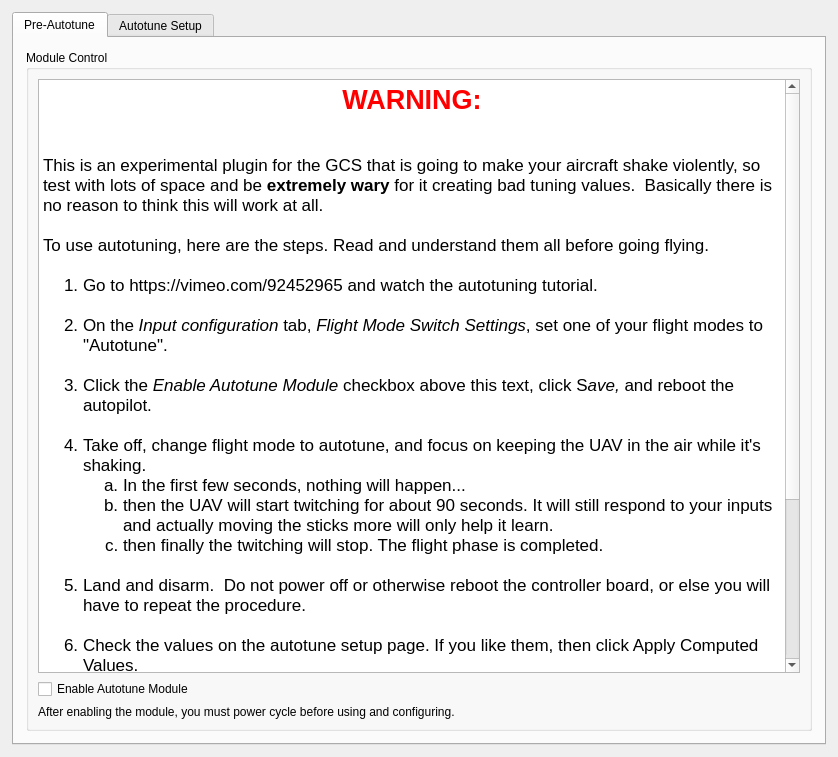
Qt form ground/gcs/src/plugins/config/autotune.ui (TauLabs/TauLabs) before a commit.
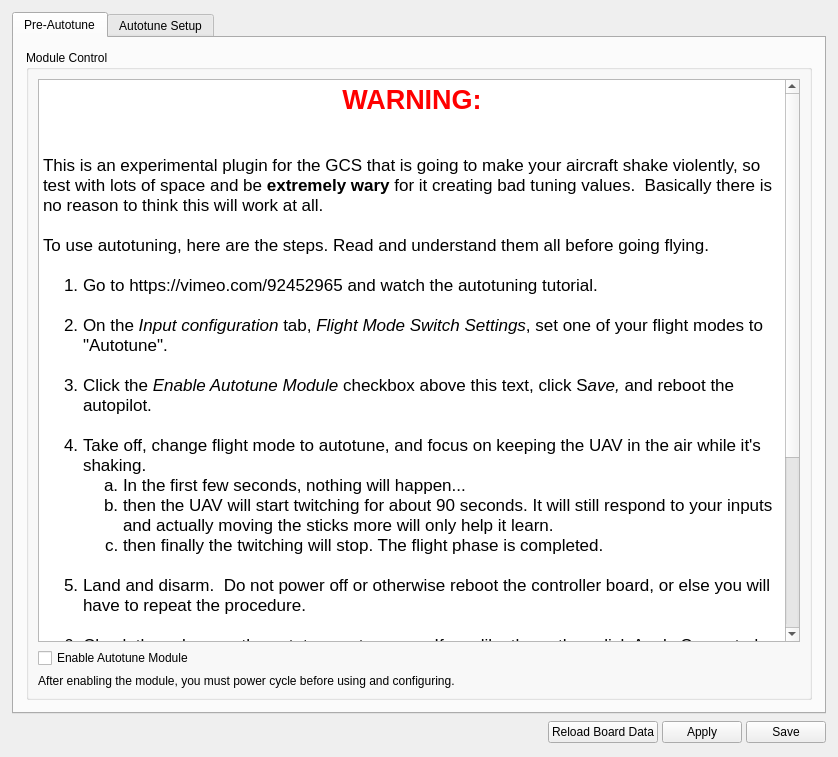
The same form after that commit.

Commit message:
Ground/Autotune: bring back the save button
This allows enabling the module. Not sure how it got dropped.

Patch:
```diff
--- a/ground/gcs/src/plugins/config/autotune.ui
+++ b/ground/gcs/src/plugins/config/autotune.ui
@@ -723,6 +723,103 @@
      </widget>
     </widget>
    </item>
+   <item>
+    <layout class="QHBoxLayout" name="horizontalLayout">
+     <property name="spacing">
+      <number>4</number>
+     </property>
+     <item>
+      <spacer name="horizontalSpacer_3">
+       <property name="orientation">
+        <enum>Qt::Horizontal</enum>
+       </property>
+       <property name="sizeType">
+        <enum>QSizePolicy::Expanding</enum>
+       </property>
+       <property name="sizeHint" stdset="0">
+        <size>
+         <width>13</width>
+         <height>25</height>
+        </size>
+       </property>
+      </spacer>
+     </item>
+     <item>
+      <widget class="QPushButton" name="stabilizationReloadBoardData_6">
+       <property name="minimumSize">
+        <size>
+         <width>0</width>
+         <height>0</height>
+        </size>
+       </property>
+       <property name="toolTip">
+        <string>Reloads the saved settings into GCS. Useful if you have accidentally changed some settings.</string>
+       </property>
+       <property name="styleSheet">
+        <string notr="true"/>
+       </property>
+       <property name="text">
+        <string>Reload Board Data</string>
+       </property>
+       <property name="objrelation" stdset="0">
+        <stringlist>
+         <string>button:reload</string>
+         <string>buttongroup:10</string>
+        </stringlist>
+       </property>
+      </widget>
+     </item>
+     <item>
+      <widget class="QPushButton" name="saveStabilizationToRAM_6">
+       <property name="minimumSize">
+        <size>
+         <width>0</width>
+         <height>0</height>
+        </size>
+       </property>
+       <property name="toolTip">
+        <string>Send settings to the board but do not save to the non-volatile memory</string>
+       </property>
+       <property name="styleSheet">
+        <string notr="true"/>
+       </property>
+       <property name="text">
+        <string>Apply</string>
+       </property>
+       <property name="objrelation" stdset="0">
+        <stringlist>
+         <string>button:apply</string>
+        </stringlist>
+       </property>
+      </widget>
+     </item>
+     <item>
+      <widget class="QPushButton" name="saveStabilizationToSD_6">
+       <property name="minimumSize">
+        <size>
+         <width>0</width>
+         <height>0</height>
+        </size>
+       </property>
+       <property name="toolTip">
+        <string>Send settings to the board and save to the non-volatile memory</string>
+       </property>
+       <property name="styleSheet">
+        <string notr="true"/>
+       </property>
+       <property name="text">
+        <string>Save</string>
+       </property>
+       <property name="objrelation" stdset="0">
+        <stringlist>
+         <string>button:save</string>
+        </stringlist>
+       </property>
+      </widget>
+     </item>
+    </layout>
+   </item>
+
   </layout>
  </widget>
  <resources/>
```
